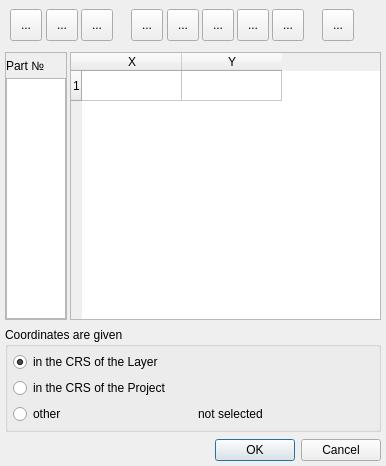
Old version of the form addFeatureGUI.ui in the repository desertwolf7/NumericalDigitize.
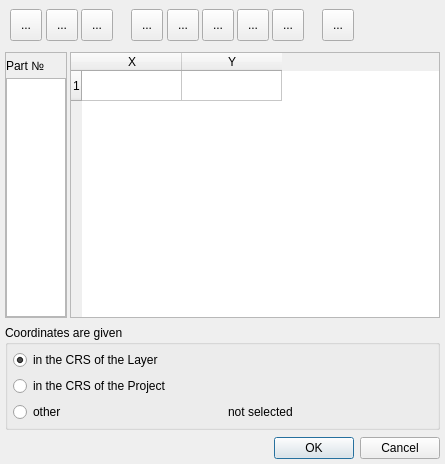
New version of the form. Icons and pictures are not drawn.

```diff
--- a/addFeatureGUI.ui
+++ b/addFeatureGUI.ui
@@ -9,8 +9,8 @@
    <rect>
     <x>0</x>
     <y>0</y>
-    <width>386</width>
-    <height>466</height>
+    <width>445</width>
+    <height>464</height>
    </rect>
   </property>
   <property name="windowTitle">
```
Left out of the diff: 3 changed lines with no effect on the pictures.
